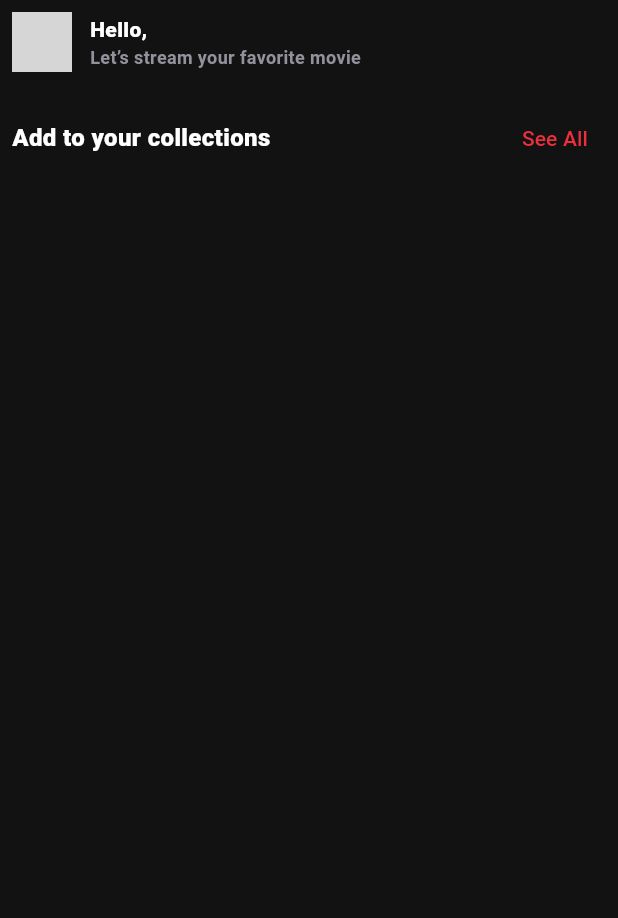
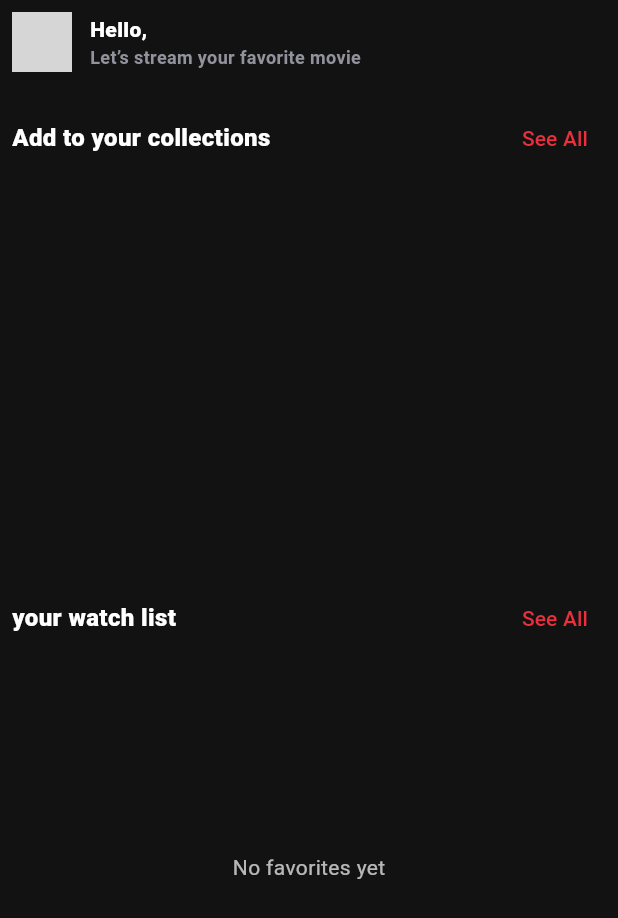
Before and after one commit to naderite/projet-flutter, a Flutter app: the Home widget shown alone on an empty page, opened directly, on a phone screen of 412 x 824 dp. Shown: the top 918 px of the screen. Run offline on Flutter 3.47's test engine with Material 3 defaults, Android fonts, the phone set to English and light mode, and no system bars; our stand-ins replace cloud_firestore, firebase_auth, firebase_core, google_sign_in; accounts and stored records are empty; network calls fail; grey boxes are pictures that could not be loaded.

Commit message:
add favorite in home

```diff
--- a/lib/screens/home/home.dart
+++ b/lib/screens/home/home.dart
@@ -1,6 +1,7 @@
 import 'package:flutter/material.dart';
 import 'package:test/screens/home/details.dart';
 import 'package:test/screens/home/user_home.dart';
+import 'package:test/services/favorite_movie.dart';
 import '../../services/user_service.dart';
 import '../../services/movie_service.dart';
 import '../../models/movie.dart';
@@ -85,7 +86,6 @@ class _HomeState extends State<Home> {
                 ),
                 TextButton(
                   onPressed: () {
-                    // Find the parent MoviesApp state and change index to 1 (Search)
                     final moviesAppState = context
                         .findAncestorStateOfType<UserHomeState>();
                     if (moviesAppState != null) {
@@ -115,6 +115,67 @@ class _HomeState extends State<Home> {
                   }
 
                   final movies = snapshot.data!;
+
+                  return ListView.builder(
+                    scrollDirection: Axis.horizontal,
+                    itemCount: movies.length,
+                    itemBuilder: (context, index) =>
+                        _movieCard(context, movies[index]),
+                  );
+                },
+              ),
+            ),
+            Row(
+              mainAxisAlignment: MainAxisAlignment.spaceBetween,
+              children: [
+                const Text(
+                  "your watch list",
+                  style: TextStyle(
+                    fontSize: 16,
+                    color: Colors.white,
+                    fontWeight: FontWeight.w800,
+                  ),
+                ),
+                TextButton(
+                  onPressed: () {
+                    final moviesAppState = context
+                        .findAncestorStateOfType<UserHomeState>();
+                    if (moviesAppState != null) {
+                      moviesAppState.setState(() {
+                        moviesAppState.index = 2;
+                      });
+                    }
+                  },
+
+                  child: const Text(
+                    "See All",
+                    style: TextStyle(color: Color(0xFFEB2F3D)),
+                  ),
+                ),
+              ],
+            ),
+
+            const SizedBox(height: 12),
+
+            SizedBox(
+              height: 260,
+              child: StreamBuilder<List<Movie>>(
+                stream: FavoriteMovie().getFavoriteMovies(),
+                builder: (context, snapshot) {
+                  if (!snapshot.hasData) {
+                    return const Center(child: CircularProgressIndicator());
+                  }
+
+                  final movies = snapshot.data!;
+
+                  if (movies.isEmpty) {
+                    return const Center(
+                      child: Text(
+                        "No favorites yet",
+                        style: TextStyle(color: Colors.white70),
+                      ),
+                    );
+                  }
 
                   return ListView.builder(
                     scrollDirection: Axis.horizontal,
--- /dev/null
+++ b/lib/services/favorite_movie.dart
@@ -0,0 +1,29 @@
+import 'package:cloud_firestore/cloud_firestore.dart';
+import 'package:firebase_auth/firebase_auth.dart';
+import '../models/movie.dart';
+
+class FavoriteMovie {
+  final FirebaseFirestore _firestore = FirebaseFirestore.instance;
+
+  Stream<List<Movie>> getFavoriteMovies() {
+    final uid = FirebaseAuth.instance.currentUser!.uid;
+
+    return _firestore
+        .collection("users")
+        .doc(uid)
+        .collection("favorites")
+        .snapshots()
+        .map(
+          (snapshot) => snapshot.docs.map((doc) {
+            final data = doc.data();
+            return Movie(
+              id: doc.id,
+              title: data['title'] ?? '',
+              imageUrl: data['image'] ?? '',
+              year: (data['year'] ?? 0).toDouble(),
+              category: data['category'] ?? '',
+            );
+          }).toList(),
+        );
+  }
+}
```
